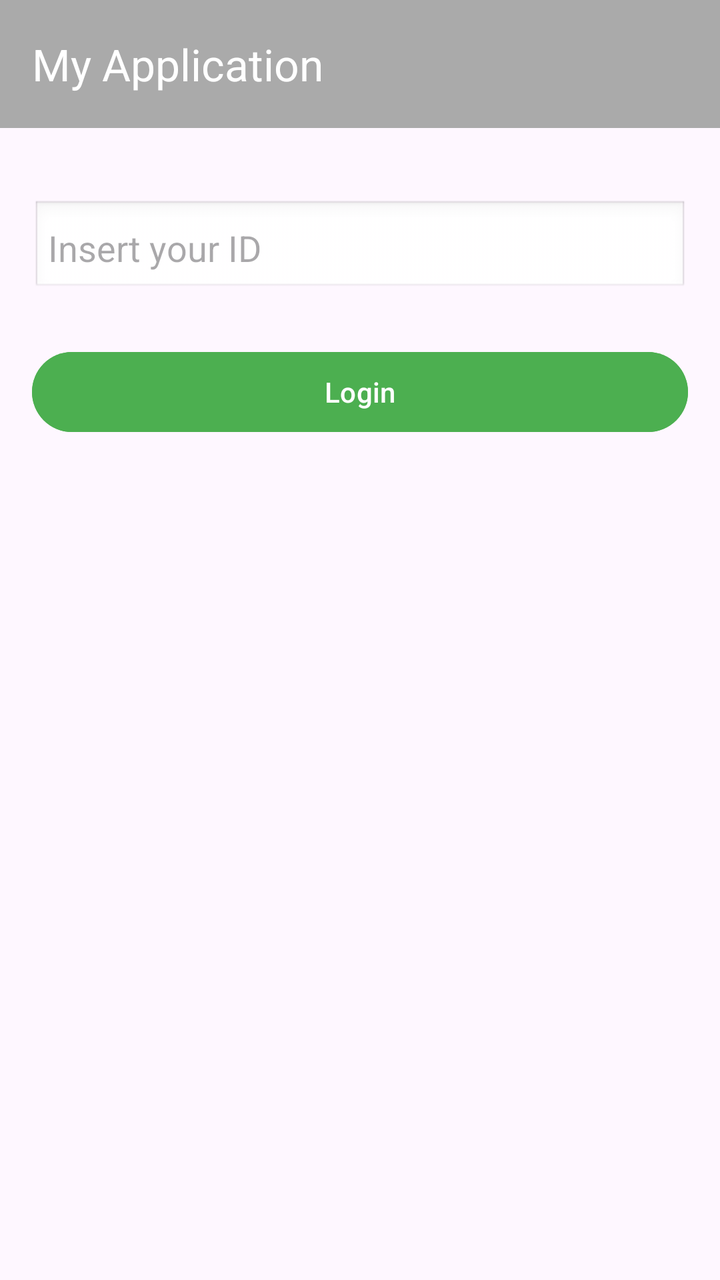
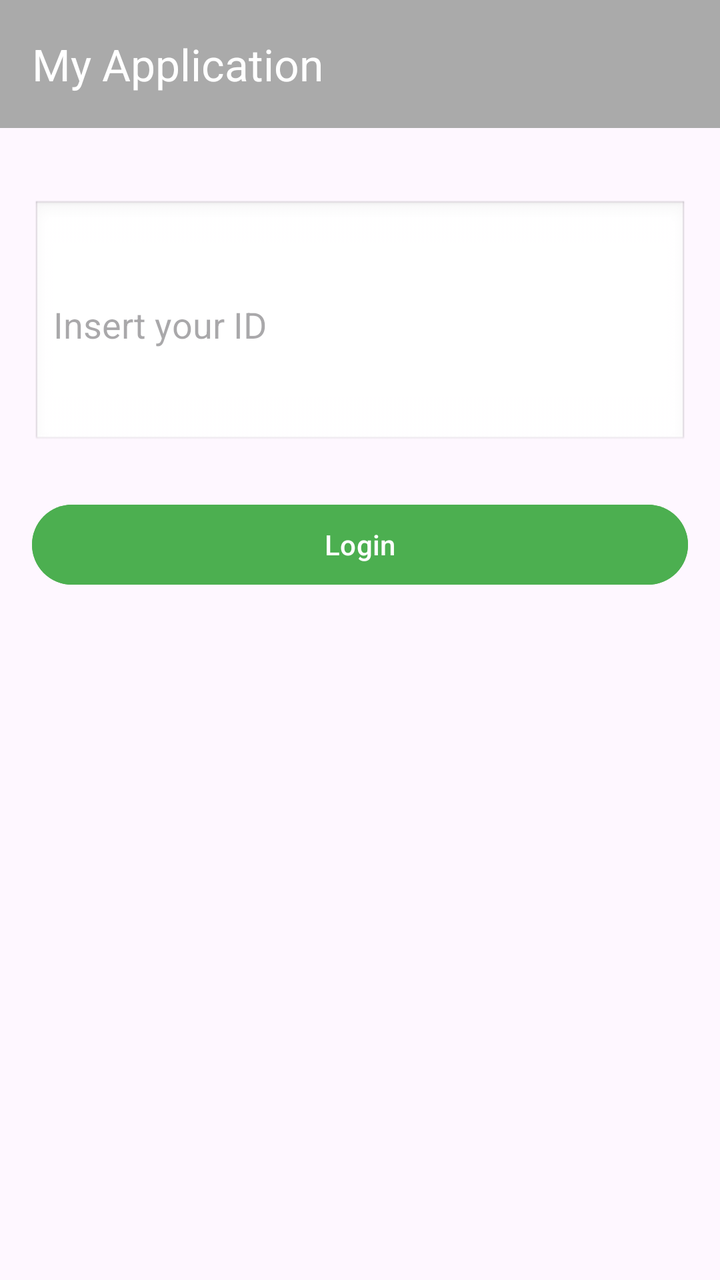

Before-and-after screenshots of an Android layout around one commit, followed by the original layout XML and the change that was made.
<!-- AndroidManifest.xml: application theme Theme.Challenge3 -->
<!-- res/layout/fragment_username.xml -->
<?xml version="1.0" encoding="utf-8"?>
<androidx.constraintlayout.widget.ConstraintLayout
    xmlns:android="http://schemas.android.com/apk/res/android"
    xmlns:app="http://schemas.android.com/apk/res-auto"
    xmlns:tools="http://schemas.android.com/tools"
    android:layout_width="match_parent"
    android:layout_height="match_parent"
    tools:context=".UsernameFragment">

    
    <androidx.appcompat.widget.Toolbar
        android:id="@+id/toolbarUsername"
        android:layout_width="match_parent"
        android:layout_height="?attr/actionBarSize"
        android:background="?attr/colorPrimary"
        app:title="My Application"
        app:titleTextColor="@android:color/white"
        android:elevation="4dp"
        app:layout_constraintTop_toTopOf="parent" />

    

    
    <EditText
        android:id="@+id/editTextId"
        android:layout_width="0dp"
        android:layout_height="wrap_content"
        android:hint="Insert your ID"
        android:inputType="text"
        android:padding="8dp"
        android:background="@android:drawable/edit_text"
        app:layout_constraintTop_toBottomOf="@id/toolbarUsername"
        app:layout_constraintStart_toStartOf="parent"
        app:layout_constraintEnd_toEndOf="parent"
        android:layout_marginTop="36dp"
        android:layout_marginStart="16dp"
        android:layout_marginEnd="16dp" />

    
    <Button
        android:id="@+id/btnLogin"
        android:layout_width="0dp"
        android:layout_height="wrap_content"
        android:text="Login"
        android:backgroundTint="#4CAF50"
        android:textColor="#FFFFFF"
        app:layout_constraintTop_toBottomOf="@id/editTextId"
        app:layout_constraintStart_toStartOf="parent"
        app:layout_constraintEnd_toEndOf="parent"
        android:layout_marginTop="24dp"
        android:layout_marginStart="16dp"
        android:layout_marginEnd="16dp" />


</androidx.constraintlayout.widget.ConstraintLayout>
<!-- resources referenced by this layout -->
<resources>
  <style name="Theme.Challenge3" parent="Base.Theme.Challenge3" />
  <style name="Base.Theme.Challenge3" parent="Theme.Material3.DayNight.NoActionBar">
          
          
          <item name="windowActionBar">false</item>
          <item name="windowNoTitle">true</item>
          <item name="colorPrimary">@android:color/darker_gray</item>
          <item name="colorOnPrimary">@android:color/black</item>
          <item name="colorPrimaryDark">@android:color/darker_gray</item>
          <item name="android:textColorPrimary">@android:color/black</item>
      </style>
</resources>

<!-- the commit's change to res/layout/fragment_username.xml (unified diff, before → after) -->
@@ -27,7 +27,7 @@
         android:layout_height="wrap_content"
         android:hint="Insert your ID"
         android:inputType="text"
-        android:padding="8dp"
+        android:paddingVertical="50dp"
         android:background="@android:drawable/edit_text"
         app:layout_constraintTop_toBottomOf="@id/toolbarUsername"
         app:layout_constraintStart_toStartOf="parent"
